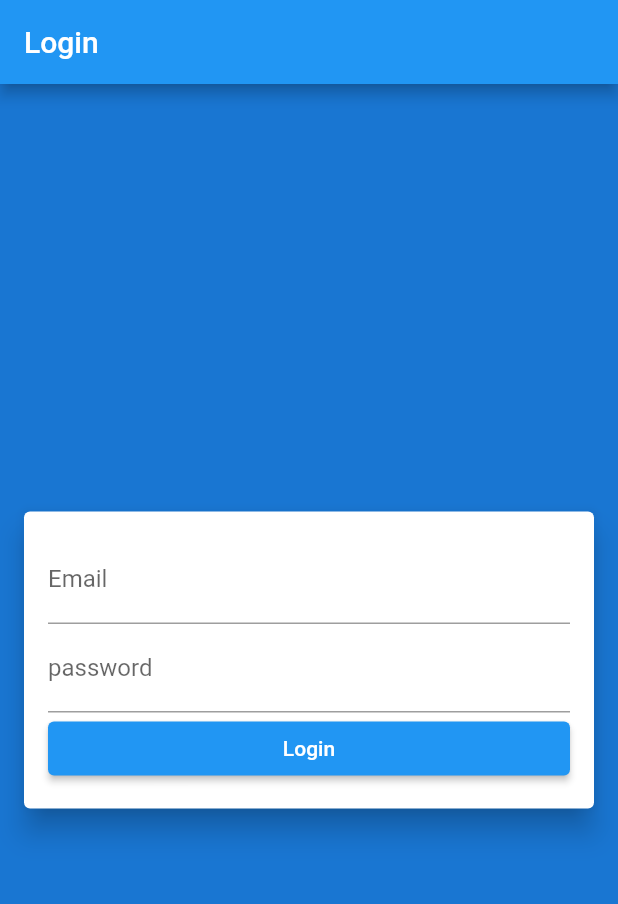
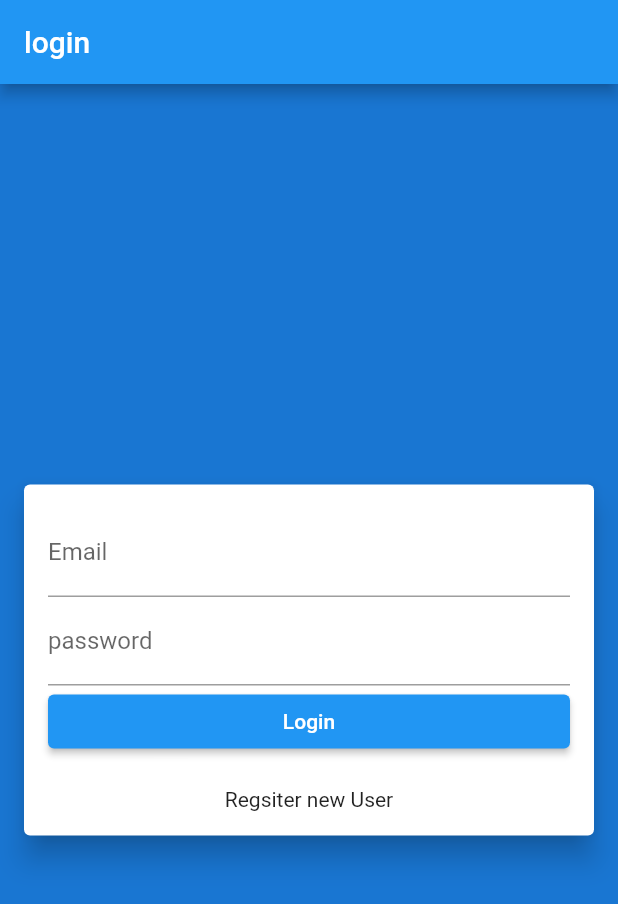
Before and after one commit to YousefGo/transaction_app, a Flutter app: the screen it shows after launch, on a phone screen of 412 x 824 dp. Shown: the top 904 px of the screen. Run offline on Flutter 3.47's test engine with Material 2 defaults, Android fonts, the phone set to English and light mode, and no system bars.

Commit message:
login and register screens

```diff
--- a/lib/main.dart
+++ b/lib/main.dart
@@ -1,5 +1,6 @@
 import 'package:flutter/material.dart';
-
+import 'package:transaction_app/screen/login.dart';
+import 'package:transaction_app/screen/regsiter.dart';
 void main() {
   runApp(const MyApp());
 }
@@ -13,110 +14,14 @@ class MyApp extends StatelessWidget {
     return MaterialApp(
       title: 'Flutter Demo',
       theme: ThemeData(
-        // This is the theme of your application.
-        //
-        // Try running your application with "flutter run". You'll see the
-        // application has a blue toolbar. Then, without quitting the app, try
-        // changing the primarySwatch below to Colors.green and then invoke
-        // "hot reload" (press "r" in the console where you ran "flutter run",
-        // or simply save your changes to "hot reload" in a Flutter IDE).
-        // Notice that the counter didn't reset back to zero; the application
-        // is not restarted.
+
         primarySwatch: Colors.blue,
       ),
-      home: const MyHomePage(title: 'Login'),
+      home: Login(),
+      routes: {
+        '/login':(context)=>Login(),
+        '/register':(context)=>Register(),
+      },
     );
   }
 }
-
-class MyHomePage extends StatefulWidget {
-  const MyHomePage({super.key, required this.title});
-
-  // This widget is the home page of your application. It is stateful, meaning
-  // that it has a State object (defined below) that contains fields that affect
-  // how it looks.
-
-  // This class is the configuration for the state. It holds the values (in this
-  // case the title) provided by the parent (in this case the App widget) and
-  // used by the build method of the State. Fields in a Widget subclass are
-  // always marked "final".
-
-  final String title;
-
-  @override
-  State<MyHomePage> createState() => _MyHomePageState();
-}
-
-class _MyHomePageState extends State<MyHomePage> {
-  int _counter = 0;
-
-  void _incrementCounter() {
-    setState(() {
-      // This call to setState tells the Flutter framework that something has
-      // changed in this State, which causes it to rerun the build method below
-      // so that the display can reflect the updated values. If we changed
-      // _counter without calling setState(), then the build method would not be
-      // called again, and so nothing would appear to happen.
-      _counter=_counter+10;
-    });
-  }
-
-  @override
-  Widget build(BuildContext context) {
-    // This method is rerun every time setState is called, for instance as done
-    // by the _incrementCounter method above.
-    //
-    // The Flutter framework has been optimized to make rerunning build methods
-    // fast, so that you can just rebuild anything that needs updating rather
-    // than having to individually change instances of widgets.
-    return Scaffold(
-      appBar: AppBar(
-        // Here we take the value from the MyHomePage object that was created by
-        // the App.build method, and use it to set our appbar title.
-        title: Text(widget.title),
-      ),
-      body:
-          Container(
-           color: Theme.of(context).primaryColorDark,
-           child: Column(
-          mainAxisAlignment: MainAxisAlignment.center,
-          children:<Widget> [Card (
-        elevation: 8.0,
-        margin: EdgeInsets.only(left: 16 ,right: 16),
-        child: Padding(
-            padding: EdgeInsets.all(16.0),
-            child:
-            Column(
-              children: <Widget>[
-                TextField(
-                  keyboardType:TextInputType.emailAddress,
-                  decoration:InputDecoration(
-                    labelText: 'Email',
-
-                  ) ,
-                ),
-                TextField(
-                  keyboardType:TextInputType.visiblePassword,
-                  decoration:InputDecoration(
-                    labelText: 'password',
-
-                  ) ,
-                ),
-                ElevatedButton(
-                  onPressed: () { print('Login attempt'); },
-                  child: Text('Login'),
-                  style: ElevatedButton.styleFrom(
-                      minimumSize: const Size.fromHeight(36)),
-                ),
-              ],
-
-
-            )
-
-        ),
-      )])
-          )
-     // This trailing comma makes auto-formatting nicer for build methods.
-    );
-  }
-}
--- /dev/null
+++ b/lib/screen/login.dart
@@ -0,0 +1,68 @@
+import 'package:flutter/material.dart';
+
+
+class Login extends StatelessWidget {
+  const Login({super.key});
+
+  // This widget is the root of your application.
+  @override
+  Widget build(BuildContext context) {
+    return Scaffold(
+        appBar: AppBar(
+          // Here we take the value from the MyHomePage object that was created by
+          // the App.build method, and use it to set our appbar title.
+          title: Text('login'),
+        ),
+        body:
+        Container(
+            color: Theme.of(context).primaryColorDark,
+            child: Column(
+                mainAxisAlignment: MainAxisAlignment.center,
+                children:<Widget> [Card (
+                  elevation: 8.0,
+                  margin: EdgeInsets.only(left: 16 ,right: 16),
+                  child: Padding(
+                      padding: EdgeInsets.all(16.0),
+                      child:
+                      Column(
+                        children: <Widget>[
+                          TextField(
+                            keyboardType:TextInputType.emailAddress,
+                            decoration:InputDecoration(
+                              labelText: 'Email',
+
+                            ) ,
+                          ),
+                          TextField(
+                            keyboardType:TextInputType.visiblePassword,
+                            decoration:InputDecoration(
+                              labelText: 'password',
+
+                            ) ,
+                          ),
+                          ElevatedButton(
+                            onPressed: () { print('Login '); },
+                            child: Text('Login'),
+                            style: ElevatedButton.styleFrom(
+                                minimumSize: const Size.fromHeight(36)),
+                          ),
+                         Padding(
+                           padding: EdgeInsets.only(top:20)
+                         ,child:  InkWell(
+                           onTap: (){
+                             Navigator.pushNamed(context, '/register');
+                           },
+                           child: Text('Regsiter new User'),
+                         ),)
+                        ],
+
+
+                      )
+
+                  ),
+                )])
+        )
+      // This trailing comma makes auto-formatting nicer for build methods.
+    );
+  }
+}
```
Also changed, not shown: lib/screen/regsiter.dart (added, +84 -0 lines).
